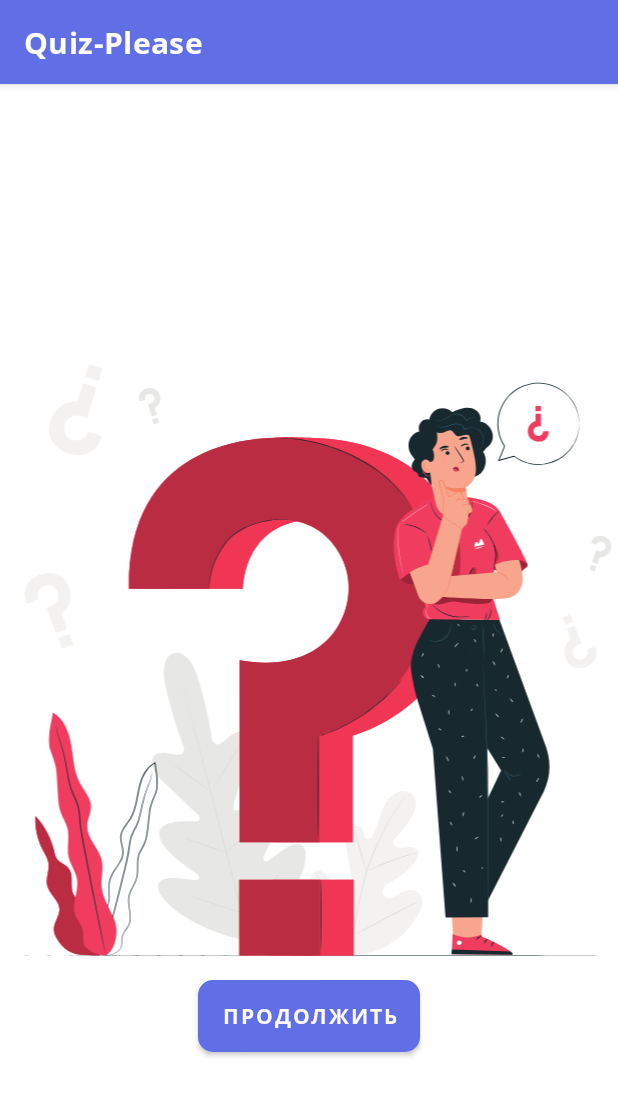
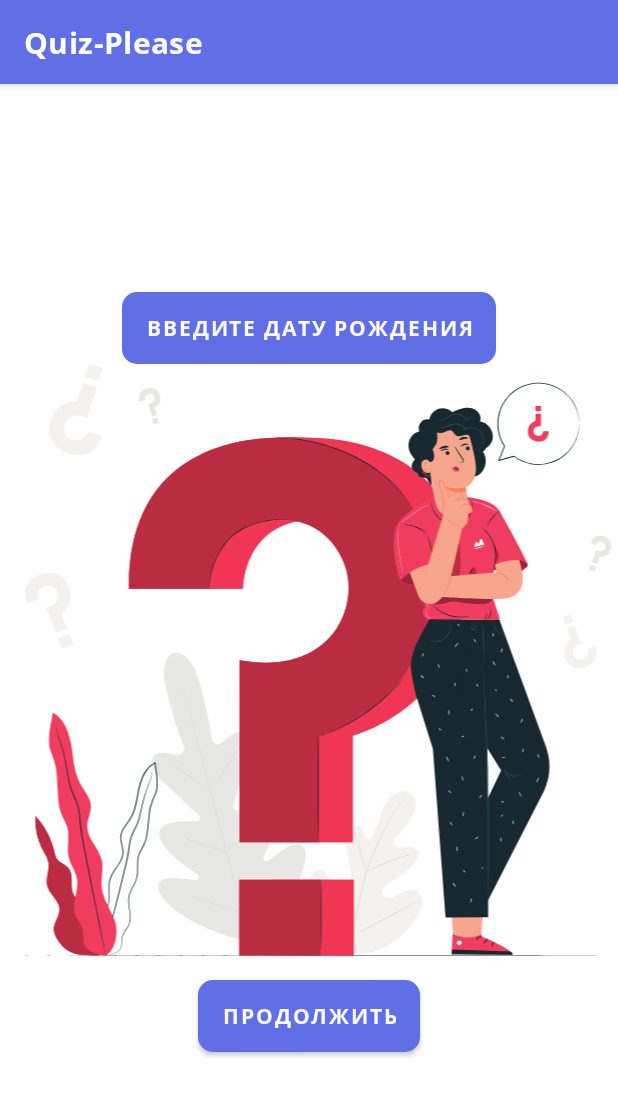
Before and after one commit to DmitryMazaev/Android_HomeWork_8, an Android app: the screen it shows after launch (MainActivity), on a phone screen of 412 x 824 dp. Shown: the top 1096 px of the screen. Run offline under Robolectric (Android 15) with nearby library versions, the phone set to English and light mode, and no system bars.

Commit message:
DatePicker

```diff
--- a/app/src/main/java/com/example/quiz/PreviewFragment.kt
+++ b/app/src/main/java/com/example/quiz/PreviewFragment.kt
@@ -10,12 +10,14 @@ import androidx.fragment.app.FragmentManager
 import androidx.navigation.fragment.findNavController
 import com.example.quiz.databinding.FragmentPreviewBinding
 import com.example.quiz.databinding.FragmentQuizBinding
+import com.google.android.material.datepicker.MaterialDatePicker
+import com.google.android.material.snackbar.Snackbar
+import java.text.SimpleDateFormat
+import java.util.Calendar
+import kotlin.concurrent.timer
 
 // TODO: Rename parameter arguments, choose names that match
 // the fragment initialization parameters, e.g. ARG_ITEM_NUMBER
-private const val ARG_PARAM1 = "param1"
-private const val ARG_PARAM2 = "param2"
-
 /**
  * A simple [Fragment] subclass.
  * Use the [PreviewFragment.newInstance] factory method to
@@ -27,6 +29,7 @@ class PreviewFragment : Fragment() {
     private var param2: String? = null
     private var _binding: FragmentPreviewBinding? = null
     private val binding get() = _binding!!
+    private val calendar = Calendar.getInstance()
 
     override fun onCreate(savedInstanceState: Bundle?) {
         super.onCreate(savedInstanceState)
@@ -45,7 +48,23 @@ class PreviewFragment : Fragment() {
             findNavController().navigate(R.id.action_PreviewFragment_to_QuizFragment)
             onDestroyView()
         }
+        binding.buttonDate.setOnClickListener {
+            enterDate()
+        }
         return binding.root
+    }
+
+    private fun enterDate() {
+        val dateDialog = MaterialDatePicker.Builder.datePicker()
+            .build()
+
+        dateDialog.addOnPositiveButtonClickListener {timeInMillis ->
+            calendar.timeInMillis = timeInMillis
+            val dateFormat = SimpleDateFormat("dd-MM-yyyy")
+            Snackbar.make(binding.buttonDate, dateFormat.format(calendar.time), Snackbar.LENGTH_SHORT).show()
+
+        }
+        dateDialog.show(parentFragmentManager, "DatePicker")
     }
 
     companion object {
--- a/app/src/main/java/com/example/quiz/ResultFragment.kt
+++ b/app/src/main/java/com/example/quiz/ResultFragment.kt
@@ -13,8 +13,6 @@ import com.example.quiz.databinding.FragmentResultBinding
 
 // TODO: Rename parameter arguments, choose names that match
 // the fragment initialization parameters, e.g. ARG_ITEM_NUMBER
-private const val ARG_PARAM1 = "param1"
-private const val ARG_PARAM2 = "param2"
 
 /**
  * A simple [Fragment] subclass.
--- a/app/src/main/res/layout/fragment_preview.xml
+++ b/app/src/main/res/layout/fragment_preview.xml
@@ -5,7 +5,18 @@
     android:layout_width="match_parent"
     android:layout_height="match_parent"
     tools:context=".PreviewFragment">
-
+    <Button
+        android:background="@drawable/custom_ripple_effect"
+        android:focusable="true"
+        android:clickable="true"
+        android:id="@+id/buttonDate"
+        android:layout_width="wrap_content"
+        android:layout_height="wrap_content"
+        android:layout_marginTop="16dp"
+        android:text="@string/button_date"
+        app:layout_constraintEnd_toEndOf="parent"
+        app:layout_constraintStart_toStartOf="parent"
+        app:layout_constraintBottom_toTopOf="@id/image" />
     <ImageView
         android:id="@+id/image"
         android:layout_width="0dp"
--- a/app/src/main/res/values/strings.xml
+++ b/app/src/main/res/values/strings.xml
@@ -11,6 +11,7 @@
     <string name="quation_three">3. Кто из политических деятелей был дедом музыканта Стаса Намина?</string>
     <string name="button_send">Отправить</string>
     <string name="button_back">  Назад  </string>
+    <string name="button_date">Введите дату рождения</string>
     <string name="button_try_again">Начать заново</string>
     <string name="result_label">Поздравляю! Вы прошли тест!</string>
     <string name="result_text">Ваш результат: </string>
```
Also changed, not shown: app/src/main/java/com/example/quiz/QuizFragment.kt (+22 -22 lines).
